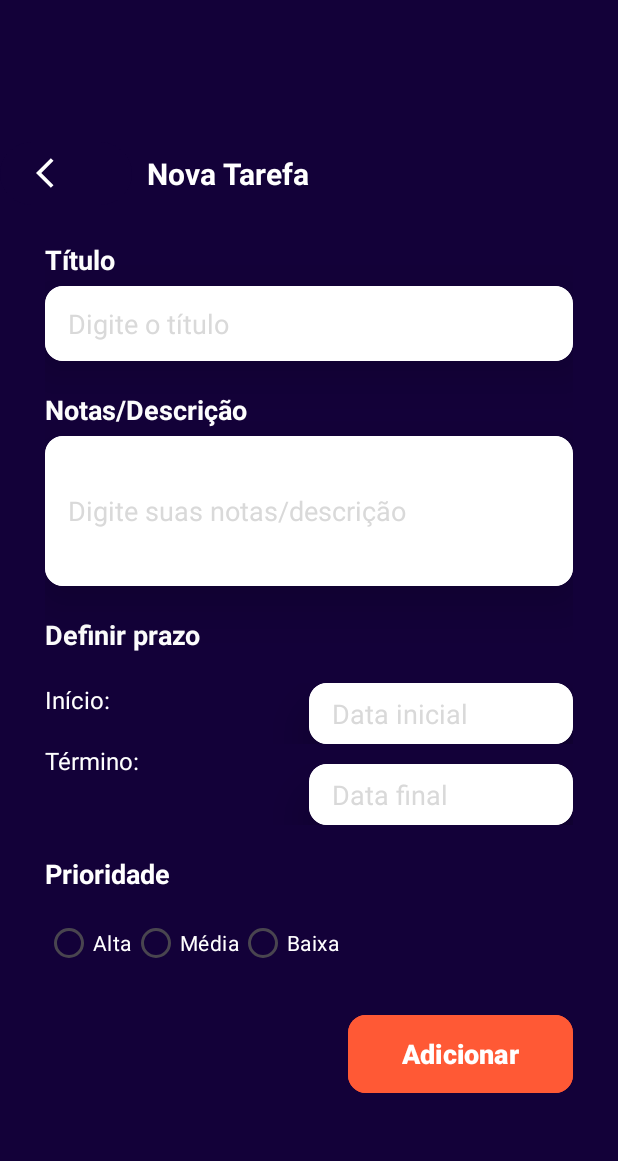
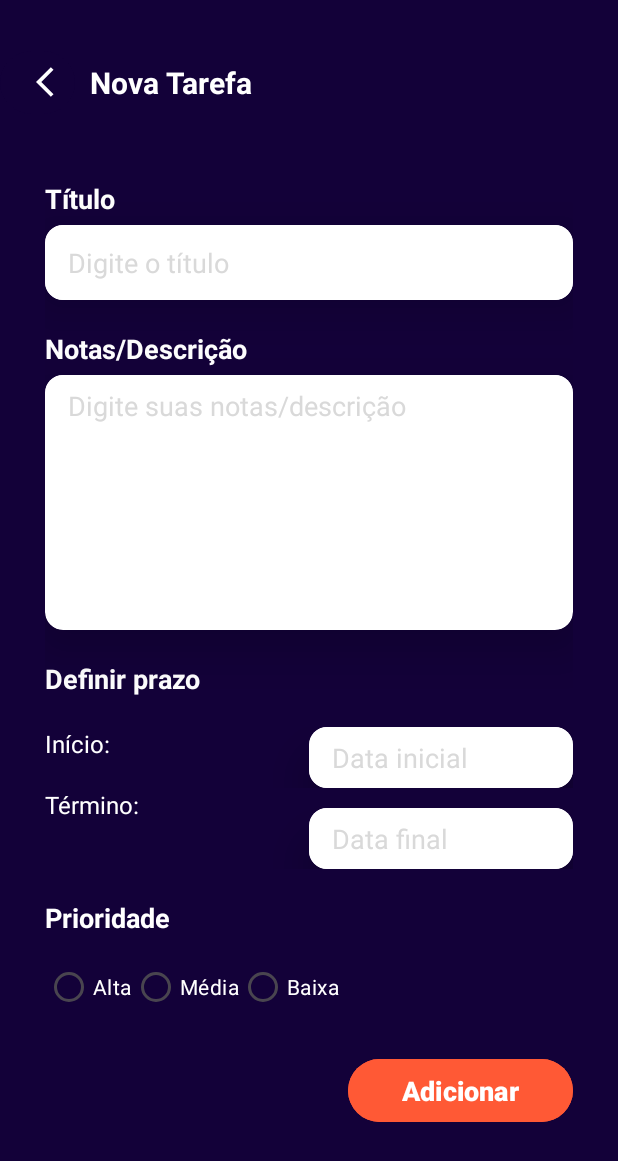
Before and after one commit to DevListApp/DevList, an Android app: the layout activity_criar_tarefa.xml on its own in the app's theme, with its tools: preview values and no code run, on a phone screen of 412 x 824 dp. Shown: the top 1161 px of the screen. Run offline under Robolectric (Android 15) with nearby library versions, the phone set to English and light mode, and no system bars.

Commit message:
feat: Splash no botão de fazer login e cadastrar tarefa

```diff
--- a/app/src/main/res/layout/activity_criar_tarefa.xml
+++ b/app/src/main/res/layout/activity_criar_tarefa.xml
@@ -8,18 +8,19 @@
 
     <LinearLayout
         android:background="@color/purple"
-        android:gravity="center"
         android:orientation="vertical"
         android:layout_width="match_parent"
-        android:layout_height="wrap_content">
+        android:layout_height="match_parent">
 
         <!-- TITULO NOVA TAREFA -->
         <LinearLayout
             android:layout_width="match_parent"
+            android:layout_marginTop="30dp"
             android:layout_height="wrap_content"
+            android:layout_marginBottom="20dp"
             android:orientation="horizontal">
             <Button
-                android:layout_width="wrap_content"
+                android:layout_width="50dp"
                 android:layout_height="50dp"
                 android:backgroundTint="@color/purple"
                 android:id="@+id/btnBackAddTask"
@@ -87,14 +88,15 @@
             <!-- NOTAS INPUT -->
             <androidx.cardview.widget.CardView
                 android:layout_width="match_parent"
-                android:layout_height="100dp"
+                android:layout_height="170dp"
                 app:cardCornerRadius="12dp"
+                android:backgroundTint="@color/white"
                 android:layout_marginTop="5dp"
                 app:cardElevation="20dp">
                 <EditText
                     android:id="@+id/taskNotas"
                     android:layout_width="match_parent"
-                    android:layout_height="match_parent"
+                    android:layout_height="wrap_content"
                     android:hint="Digite suas notas/descrição"
                     android:textColorHint="@color/gray"
                     android:background="@color/white"
@@ -229,20 +231,44 @@
                     android:text="Baixa"
                     android:textColor="@color/white"/>
             </RadioGroup>
-
-            <!--- BOTÃO ADICIONAR TAREFA -->
+            <RelativeLayout
+                android:layout_width="match_parent"
+                android:layout_height="wrap_content"
+                android:layout_marginTop="20dp"
+                >
+                <LinearLayout
+                    android:layout_width="match_parent"
+                    android:layout_height="wrap_content"
+                    android:orientation="horizontal"
+                    android:gravity="right"
+                    >
                     <Button
                         android:id="@+id/btnAddTarefa"
                         android:layout_width="150dp"
-                android:layout_height="60dp"
-                android:layout_gravity="right"
+                        android:layout_height="50dp"
                         android:backgroundTint="@color/orange"
                         android:text="Adicionar"
                         android:textStyle="bold"
                         android:textColor="@color/white"
                         android:textSize="18sp"
-                app:cornerRadius="12dp"
-                android:layout_marginTop="20dp"/>
+                        app:cornerRadius="30dp"
+                        />
                 </LinearLayout>
+                <LinearLayout
+                    android:layout_width="match_parent"
+                    android:layout_height="wrap_content"
+                    android:orientation="horizontal"
+                    android:gravity="right"
+                    >
+                    <ProgressBar
+                        android:layout_width="150dp"
+                        android:layout_height="wrap_content"
+                        android:indeterminateTint="@android:color/white"
+                        android:visibility="invisible"
+                        android:id="@+id/splash_create_task"/>
+                </LinearLayout>
+            </RelativeLayout>
+        </LinearLayout>
+
     </LinearLayout>
 </ScrollView>
--- a/app/src/main/res/layout/activity_register_user.xml
+++ b/app/src/main/res/layout/activity_register_user.xml
@@ -221,7 +221,7 @@
                 android:textColor="@color/white"
                 android:drawableRight="@drawable/ic_arrow_end_24"
                 android:textSize="18sp"
-                app:cornerRadius="12dp" />
+                app:cornerRadius="30dp" />
 
 
         </LinearLayout>
```
Also changed, not shown: app/src/main/java/com/devlist/app/auth/LoginUser.java (+9 -3 lines), app/src/main/java/com/devlist/app/screens/task/CreateTask.java (+13 -0 lines), app/src/main/res/layout/activity_login_user.xml (+14 -2 lines). Lines whose indentation alone changed are shown as unchanged.
